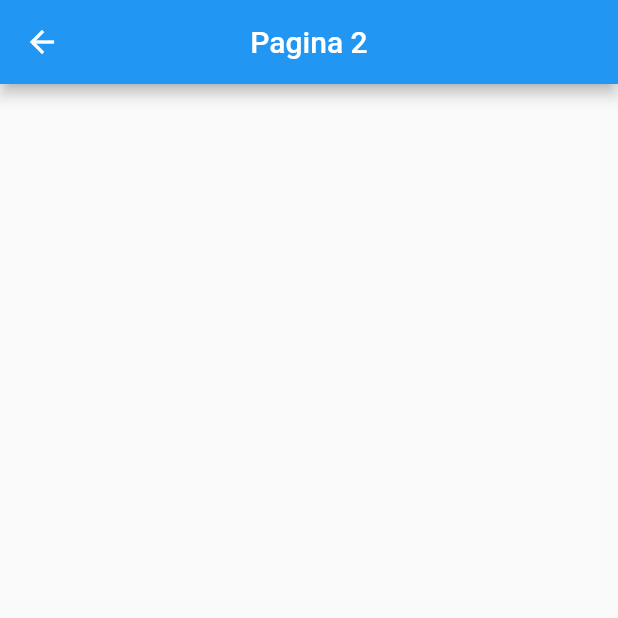
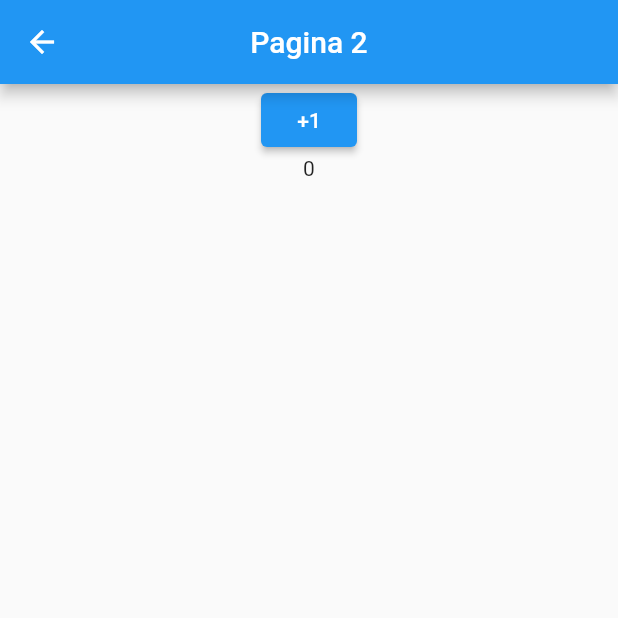
Before and after one commit to SeraPinaBarranco/precios, a Flutter app: the screen it shows after launch, after a tap on "Page 2", on a phone screen of 412 x 824 dp, the top half of it. Run offline on Flutter 3.47's test engine with Material 2 defaults, Android fonts, the phone set to English and light mode, and no system bars.

Commit message:
provider creado

```diff
--- a/lib/main.dart
+++ b/lib/main.dart
@@ -1,9 +1,11 @@
 import 'package:flutter/material.dart';
 import 'package:precios/pages/page2.dart';
 import 'package:precios/pages/pagina_inicio.dart';
+import 'package:precios/provider/my_provider.dart';
+import 'package:provider/provider.dart';
 
 void main() {
-  runApp(MyApp());
+  runApp(const MyApp());
 }
 
 class MyApp extends StatelessWidget {
@@ -11,16 +13,18 @@ class MyApp extends StatelessWidget {
 
   @override
   Widget build(BuildContext context) {
-    // ignore: prefer_const_constructors
-    return MaterialApp(
-      debugShowCheckedModeBanner: false,
-      initialRoute: 'pagina_inicio',
-      routes: {
-        'pagina_inicio': (context) => const PaginaInicio(),
-        'page2'        : (context) => const Page2()
-
-      },
-
+    return MultiProvider(
+      providers: [
+        ChangeNotifierProvider(create: (_) => MyProvider())
+      ],
+      child: MaterialApp(
+        debugShowCheckedModeBanner: false,
+        initialRoute: 'pagina_inicio',
+        routes: {
+          'pagina_inicio': (context) => const PaginaInicio(),
+          'page2': (context) => const Page2()
+        },
+      ),
     );
   }
 }
--- a/lib/pages/page2.dart
+++ b/lib/pages/page2.dart
@@ -1,15 +1,28 @@
 import 'package:flutter/material.dart';
+import 'package:precios/provider/my_provider.dart';
+import 'package:provider/provider.dart';
 
 class Page2 extends StatelessWidget {
   const Page2({super.key});
 
   @override
   Widget build(BuildContext context) {
+    final intProvider = Provider.of<MyProvider>(context);
+    final num = intProvider.getNumero;
     return Scaffold(
-      appBar: AppBar(
-        title: const Text("Pagina 2"),
-        centerTitle: true,
-      ),
-      body: Container());
+        appBar: AppBar(
+          title: const Text("Pagina 2"),
+          centerTitle: true,
+        ),
+        body: Center(
+          child: Column(
+            children: [
+              ElevatedButton(
+                  onPressed: () => {intProvider.setNumero(),},
+                  child: const Text("+1")),
+              Text(num.toString()),
+            ],
+          ),
+        ));
   }
 }
--- a/lib/pages/pagina_inicio.dart
+++ b/lib/pages/pagina_inicio.dart
@@ -19,7 +19,7 @@ class PaginaInicio extends StatelessWidget {
               mainAxisAlignment: MainAxisAlignment.center,
               children: [
                 ElevatedButton(
-                  onPressed: () => Navigator.push(context, MaterialPageRoute(builder: (context) => const Page2())),
+                  onPressed: () => Navigator.pushNamed(context, 'page2'),
                   child: const Text("Page 2"),),
                 const Text("INICIO"),
               ],
--- /dev/null
+++ b/lib/provider/my_provider.dart
@@ -0,0 +1,14 @@
+import 'package:flutter/foundation.dart';
+
+class MyProvider with ChangeNotifier {
+  int _numero = 0;
+
+
+  setNumero()  {
+    _numero += 1 ;
+    notifyListeners();
+  }
+
+  int get getNumero => _numero;
+
+}
--- a/pubspec.yaml
+++ b/pubspec.yaml
@@ -36,6 +36,7 @@ dependencies:
   # The following adds the Cupertino Icons font to your application.
   # Use with the CupertinoIcons class for iOS style icons.
   cupertino_icons: ^1.0.2
+  provider: ^6.0.5
 
 dev_dependencies:
   flutter_test:
```
Also changed, not shown: pubspec.lock.
